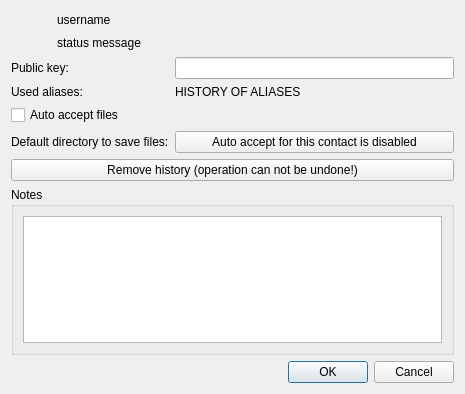
This is src/widget/about/aboutuser.ui in qTox/qTox as Qt 5 draws it before an edit. The edited form follows.
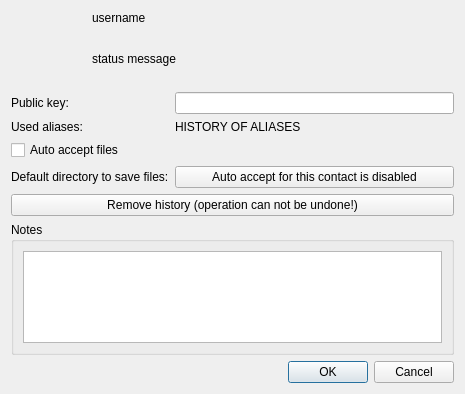
This is the edited form. Icons and pictures are not drawn.

Commit message: Resize avatar in aboutUser to 75x75

```diff
--- a/src/widget/about/aboutuser.ui
+++ b/src/widget/about/aboutuser.ui
@@ -28,6 +28,9 @@
            <property name="textFormat">
             <enum>Qt::PlainText</enum>
            </property>
+           <property name="alignment">
+            <set>Qt::AlignLeading|Qt::AlignLeft|Qt::AlignTop</set>
+           </property>
           </widget>
          </item>
          <item>
@@ -47,6 +50,9 @@
            <property name="textFormat">
             <enum>Qt::PlainText</enum>
            </property>
+           <property name="alignment">
+            <set>Qt::AlignLeading|Qt::AlignLeft|Qt::AlignTop</set>
+           </property>
           </widget>
          </item>
         </layout>
@@ -61,14 +67,14 @@
          </property>
          <property name="minimumSize">
           <size>
-           <width>40</width>
-           <height>40</height>
+           <width>75</width>
+           <height>75</height>
           </size>
          </property>
          <property name="maximumSize">
           <size>
-           <width>40</width>
-           <height>40</height>
+           <width>75</width>
+           <height>75</height>
           </size>
          </property>
          <property name="text">
```
